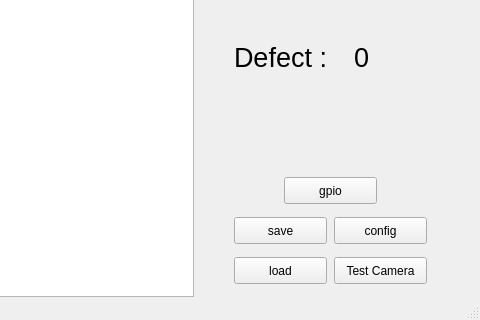
Before: the Qt Designer form mainwindow.ui in nasserGanjali/baslerCamera-findHole-openCV, drawn with Qt 5; both pictures show x 616 to 1096 and y 349 to 669 of the 1096 by 669 pixel window.
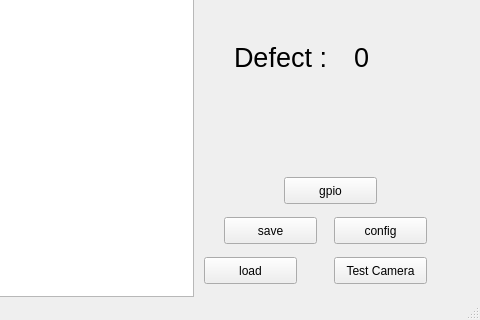
After: the same form once the commit is applied.

```diff
--- a/mainwindow.ui
+++ b/mainwindow.ui
@@ -138,7 +138,7 @@
    <widget class="QPushButton" name="btnTestGPIO_2">
     <property name="geometry">
      <rect>
-      <x>850</x>
+      <x>840</x>
       <y>530</y>
       <width>93</width>
       <height>27</height>
@@ -151,7 +151,7 @@
    <widget class="QPushButton" name="btnTestGPIO_3">
     <property name="geometry">
      <rect>
-      <x>850</x>
+      <x>820</x>
       <y>570</y>
       <width>93</width>
       <height>27</height>
```
